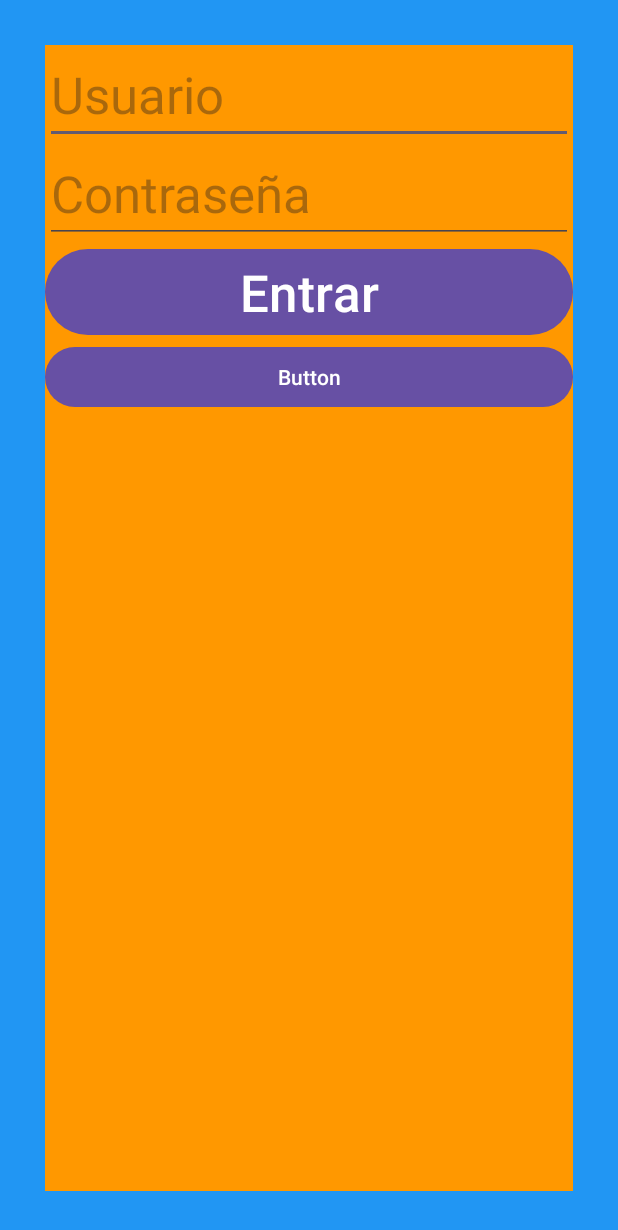
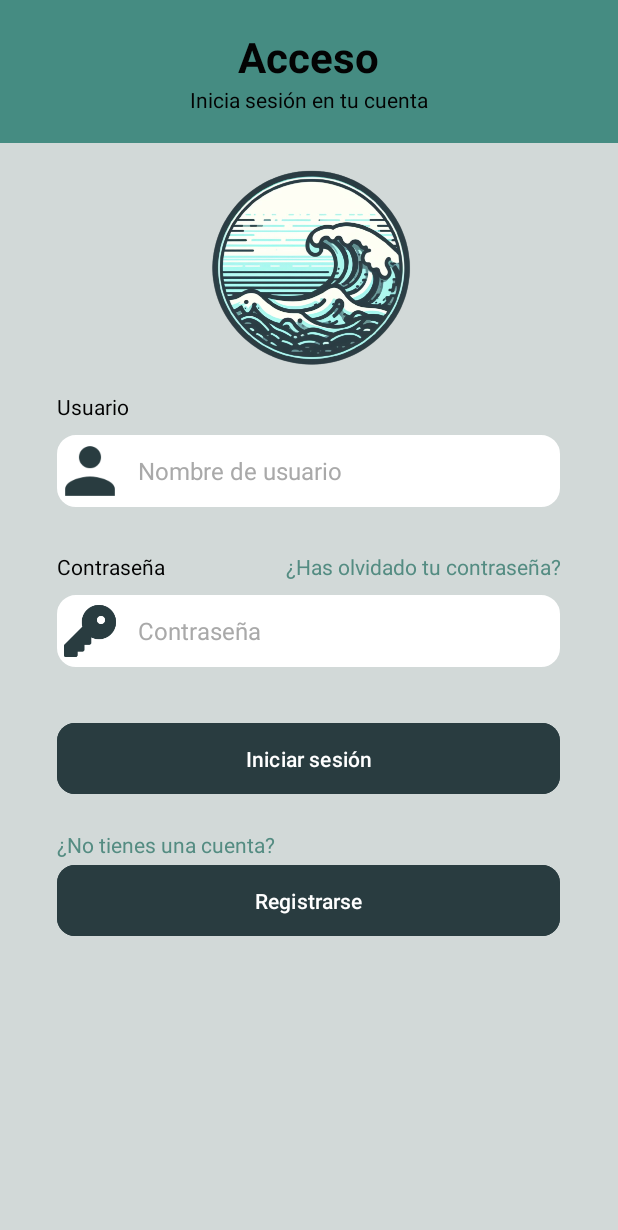
Before and after one commit to joselurg20/Login, an Android app: the screen it shows after launch (MainActivity), on a phone screen of 412 x 824 dp. Shown: the top 1230 px of the screen. Run offline under Robolectric (Android 15) with nearby library versions, the phone set to English and light mode, and no system bars.

Commit message:
Login diseño terminado

```diff
--- /dev/null
+++ b/app/src/main/res/drawable/et_style.xml
@@ -0,0 +1,8 @@
+<?xml version="1.0" encoding="utf-8"?>
+<shape xmlns:android="http://schemas.android.com/apk/res/android" android:shape="rectangle">
+    <stroke
+        android:width="1dp"
+        android:color="#707070"
+        />
+    <corners android:radius="12dp" />
+</shape>
--- /dev/null
+++ b/app/src/main/res/drawable/et_style_left.xml
@@ -0,0 +1,11 @@
+<?xml version="1.0" encoding="utf-8"?>
+<shape xmlns:android="http://schemas.android.com/apk/res/android" android:shape="rectangle">
+    <stroke
+        android:width="1dp"
+        android:color="#707070"
+        />
+    <corners
+        android:bottomLeftRadius="12dp"
+        android:topLeftRadius="12dp"
+        />
+</shape>
--- /dev/null
+++ b/app/src/main/res/drawable/et_style_right.xml
@@ -0,0 +1,11 @@
+<?xml version="1.0" encoding="utf-8"?>
+<shape xmlns:android="http://schemas.android.com/apk/res/android" android:shape="rectangle">
+    <stroke
+        android:width="1dp"
+        android:color="#707070"
+        />
+    <corners
+        android:topRightRadius="12dp"
+        android:bottomRightRadius="12dp"
+        />
+</shape>
--- a/app/src/main/res/layout/activity_main.xml
+++ b/app/src/main/res/layout/activity_main.xml
@@ -4,49 +4,184 @@
     xmlns:tools="http://schemas.android.com/tools"
     android:layout_width="match_parent"
     android:layout_height="match_parent"
-    android:background="#2196F3"
+    android:background="#D2D9D8"
     tools:context=".MainActivity">
 
     <LinearLayout
         android:layout_width="match_parent"
         android:layout_height="match_parent"
-        android:layout_margin="30dp"
-        android:background="#FF9800"
         android:orientation="vertical"
-        tools:layout_editor_absoluteX="1dp"
-        tools:layout_editor_absoluteY="1dp">
+        app:layout_constraintBottom_toBottomOf="parent"
+        app:layout_constraintEnd_toEndOf="parent"
+        app:layout_constraintStart_toStartOf="parent"
+        app:layout_constraintTop_toTopOf="parent">
+
+        <LinearLayout
+            android:layout_width="match_parent"
+            android:layout_height="95dp"
+            android:background="#458C82"
+            android:gravity="center"
+            android:orientation="vertical">
+
+            <TextView
+                android:id="@+id/Titulo"
+                android:layout_width="wrap_content"
+                android:layout_height="wrap_content"
+                android:text="Acceso"
+                android:textColor="#030303"
+                android:textSize="28dp"
+                android:textStyle="bold" />
+
+            <TextView
+                android:id="@+id/Subtitulo"
+                android:layout_width="wrap_content"
+                android:layout_height="wrap_content"
+                android:text="Inicia sesión en tu cuenta"
+                android:textColor="#030303" />
+
+        </LinearLayout>
+
+        <LinearLayout
+            android:layout_width="match_parent"
+            android:layout_height="match_parent"
+            android:gravity="center"
+            android:orientation="vertical">
+
+            <ImageView
+                android:id="@+id/imageViewLogo"
+                android:layout_width="166dp"
+                android:layout_height="166dp"
+                app:srcCompat="@drawable/olaicon" />
+
+            <LinearLayout
+                android:layout_width="335dp"
+                android:layout_height="match_parent"
+                android:orientation="vertical">
+
+                <TextView
+                    android:id="@+id/titleUserField"
+                    android:layout_width="wrap_content"
+                    android:layout_height="wrap_content"
+                    android:text="Usuario"
+                    android:textColor="#030303" />
+
+                <LinearLayout
+                    android:id="@+id/Username"
+                    android:layout_width="match_parent"
+                    android:layout_height="wrap_content"
+                    android:layout_marginTop="9dp"
+                    android:layout_marginBottom="30dp"
+                    android:gravity="center"
+                    android:orientation="horizontal">
+
+                    <ImageView
+                        android:id="@+id/UserIcon"
+                        android:layout_width="44dp"
+                        android:layout_height="48dp"
+                        android:background="@drawable/et_style_left"
+                        android:backgroundTint="#FFF"
+                        app:srcCompat="@drawable/icon_user" />
 
                     <EditText
-            android:id="@+id/cat_usuario"
+                        android:id="@+id/editTextUsername"
+                        android:layout_width="match_parent"
+                        android:layout_height="48dp"
+                        android:background="@drawable/et_style_right"
+                        android:backgroundTint="#FFF"
+                        android:ems="10"
+                        android:hint="Nombre de usuario"
+                        android:inputType="text"
+                        android:padding="10dp"
+                        android:shadowRadius="20"
+                        android:textColorHint="#A9A9A9"
+                        android:textSize="16sp" />
+
+                </LinearLayout>
+
+                <LinearLayout
+                    android:layout_width="wrap_content"
+                    android:layout_height="wrap_content"
+                    android:gravity="fill_horizontal"
+                    android:orientation="horizontal">
+
+                    <TextView
+                        android:id="@+id/titlePasswd"
                         android:layout_width="match_parent"
                         android:layout_height="wrap_content"
-            android:ems="10"
-            android:hint="Usuario"
-            android:inputType="text"
-            android:textSize="34dp" />
+                        android:text="Contraseña"
+                        android:textColor="#030303" />
+
+                    <TextView
+                        android:id="@+id/linkPasswd"
+                        android:layout_width="267dp"
+                        android:layout_height="wrap_content"
+                        android:layout_weight="1"
+                        android:gravity="end"
+                        android:text="¿Has olvidado tu contraseña?"
+                        android:textColor="#548C82" />
+
+                </LinearLayout>
+
+                <LinearLayout
+                    android:layout_width="match_parent"
+                    android:layout_height="wrap_content"
+                    android:layout_marginTop="9dp"
+                    android:layout_marginBottom="33dp"
+                    android:gravity="center"
+                    android:orientation="horizontal">
+
+                    <ImageView
+                        android:id="@+id/KeyIcon"
+                        android:layout_width="44dp"
+                        android:layout_height="48dp"
+                        android:background="@drawable/et_style_left"
+                        android:backgroundTint="#FFF"
+                        app:srcCompat="@drawable/icon_key" />
 
                     <EditText
-            android:id="@+id/cat_password"
+                        android:id="@+id/editTextTextPassword"
+                        android:layout_width="match_parent"
+                        android:layout_height="48dp"
+                        android:background="@drawable/et_style_right"
+                        android:backgroundTint="#FFF"
+                        android:ems="10"
+                        android:hint="Contraseña"
+                        android:inputType="text"
+                        android:padding="10dp"
+                        android:shadowRadius="20"
+                        android:textColorHint="#A9A9A9"
+                        android:textSize="16sp" />
+
+                </LinearLayout>
+
+                <Button
+                    android:id="@+id/buttonLogin"
+                    android:layout_width="match_parent"
+                    android:layout_height="55dp"
+                    android:layout_marginBottom="20dp"
+                    android:backgroundTint="#293C40"
+                    android:text="Iniciar sesión"
+                    app:cornerRadius="12dp" />
+
+                <TextView
+                    android:id="@+id/titleUserField3"
                     android:layout_width="match_parent"
                     android:layout_height="wrap_content"
-            android:ems="10"
-            android:hint="Contraseña"
-            android:inputType="textPassword"
-            android:textSize="34dp" />
+                    android:text="¿No tienes una cuenta?"
+                    android:textColor="#548C82" />
 
                 <Button
-            android:id="@+id/login"
+                    android:id="@+id/buttonRegister"
                     android:layout_width="match_parent"
-            android:layout_height="wrap_content"
-            android:onClick="Entrar"
-            android:text="Entrar"
-            android:textSize="34dp" />
+                    android:layout_height="55dp"
+                    android:layout_marginBottom="20dp"
+                    android:backgroundTint="#293C40"
+                    android:text="Registrarse"
+                    app:cornerRadius="12dp" />
 
-        <Button
-            android:id="@+id/button"
-            android:layout_width="match_parent"
-            android:layout_height="wrap_content"
-            android:onClick="Siguiente"
-            android:text="Button" />
             </LinearLayout>
+
+        </LinearLayout>
+    </LinearLayout>
+
 </androidx.constraintlayout.widget.ConstraintLayout>
```
Also changed, not shown: app/src/main/res/drawable/icon_key.png (added), app/src/main/res/drawable/icon_user.png (added). Lines whose indentation alone changed are shown as unchanged.
